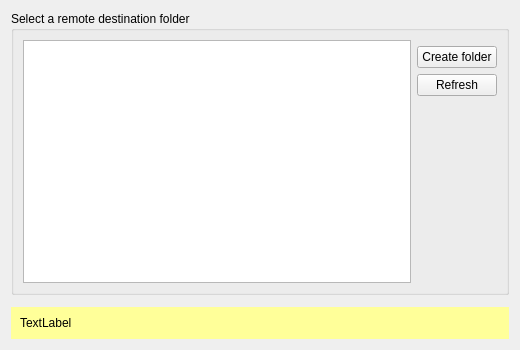
Above: src/gui/folderwizardtargetpage.ui from IONOS-Productivity/nc-desktop before the change. Below: the same form after it.
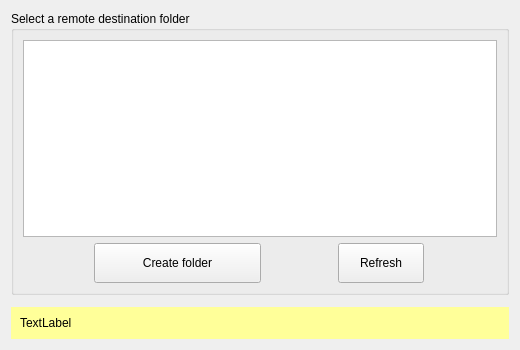
That is the form after the change.

Commit message: [SES-56][SES-79] restructure buttons

What changed in the file:
```diff
--- a/src/gui/folderwizardtargetpage.ui
+++ b/src/gui/folderwizardtargetpage.ui
@@ -150,35 +150,14 @@
       <bool>false</bool>
      </property>
      <layout class="QGridLayout" name="gridLayout">
-      <item row="1" column="1">
-       <widget class="QPushButton" name="addFolderButton">
-        <property name="text">
-         <string>Create folder</string>
-        </property>
-       </widget>
-      </item>
-      <item row="3" column="1">
-       <spacer name="verticalSpacer_2">
-        <property name="orientation">
-         <enum>Qt::Vertical</enum>
-        </property>
-        <property name="sizeHint" stdset="0">
-         <size>
-          <width>20</width>
-          <height>40</height>
-         </size>
-        </property>
-       </spacer>
-      </item>
-      <item row="2" column="1">
-       <widget class="QPushButton" name="refreshButton">
-        <property name="text">
-         <string>Refresh</string>
-        </property>
-       </widget>
-      </item>
-      <item row="0" column="0" rowspan="4">
+      <item row="1" column="0">
        <widget class="QTreeWidget" name="folderTreeWidget">
+        <property name="sizePolicy">
+         <sizepolicy hsizetype="Expanding" vsizetype="Expanding">
+          <horstretch>0</horstretch>
+          <verstretch>0</verstretch>
+         </sizepolicy>
+        </property>
         <property name="sortingEnabled">
          <bool>true</bool>
         </property>
@@ -192,6 +171,51 @@
         </column>
        </widget>
       </item>
+      <item row="2" column="0">
+       <layout class="QHBoxLayout" name="buttonLayout">
+        <property name="sizeConstraint">
+         <enum>QLayout::SetMaximumSize</enum>
+        </property>
+        <item>
+         <widget class="QPushButton" name="addFolderButton">
+          <property name="sizePolicy">
+           <sizepolicy hsizetype="Maximum" vsizetype="Fixed">
+            <horstretch>0</horstretch>
+            <verstretch>0</verstretch>
+           </sizepolicy>
+          </property>
+          <property name="minimumSize">
+           <size>
+            <width>167</width>
+            <height>40</height>
+           </size>
+          </property>
+          <property name="text">
+           <string>Create folder</string>
+          </property>
+         </widget>
+        </item>
+        <item>
+         <widget class="QPushButton" name="refreshButton">
+          <property name="sizePolicy">
+           <sizepolicy hsizetype="Maximum" vsizetype="Fixed">
+            <horstretch>0</horstretch>
+            <verstretch>0</verstretch>
+           </sizepolicy>
+          </property>
+          <property name="minimumSize">
+           <size>
+            <width>86</width>
+            <height>40</height>
+           </size>
+          </property>
+          <property name="text">
+           <string>Refresh</string>
+          </property>
+         </widget>
+        </item>
+       </layout>
+      </item>
      </layout>
     </widget>
    </item>
```
